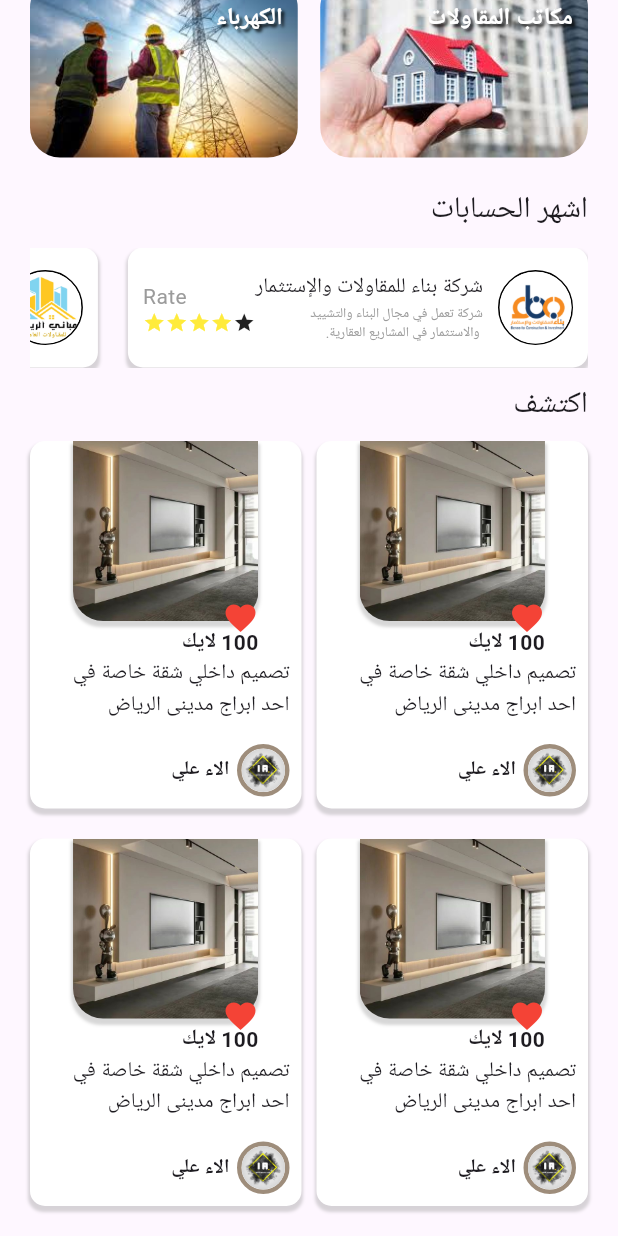
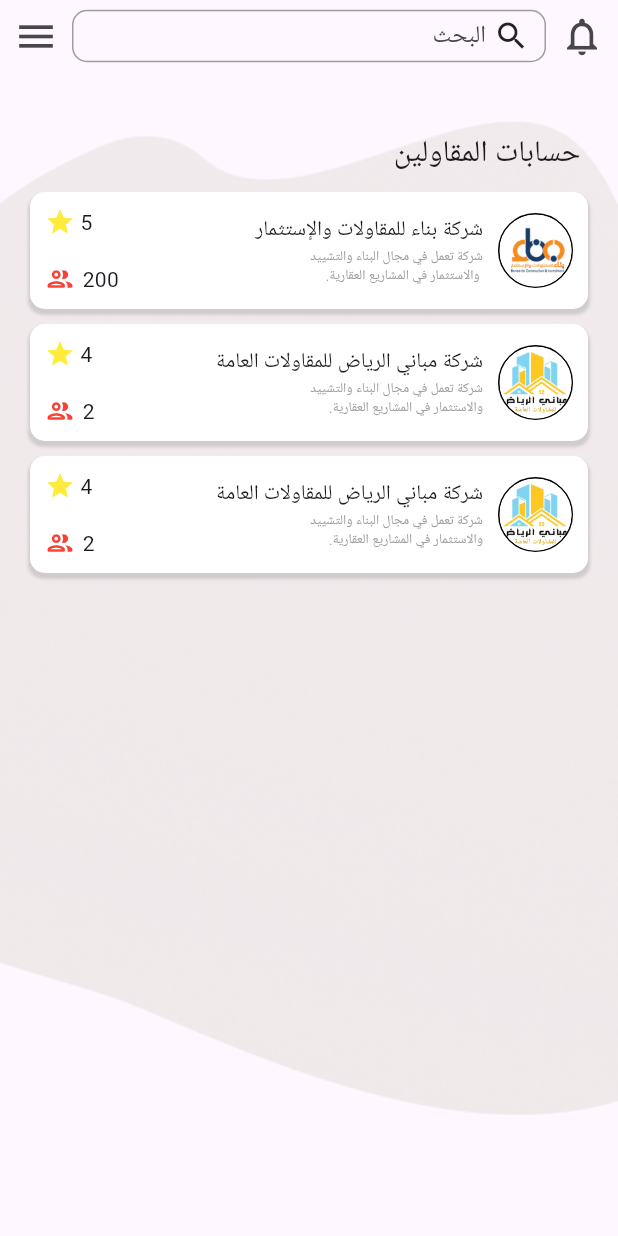
Before and after one commit to flutterCampTeam3/bunya-app, a Flutter app: the screen it shows after launch, scrolled down 228 dp, after a tap on "مكاتب المقاولات", on a phone screen of 412 x 824 dp. Run offline on Flutter 3.47's test engine with Material 3 defaults, Android fonts, the phone set to English and light mode, and no system bars; our stand-ins replace bloc, device_preview, flutter_bloc, flutter_dotenv, flutter_otp_text_field, get_it and 4 more; accounts and stored records are empty; project files that could hold a hidden picture were left out.

Commit message:
account_list and update the homepage

```diff
--- a/lib/main.dart
+++ b/lib/main.dart
@@ -1,3 +1,4 @@
+import 'package:bunya_app/pages/costumer_pages/home_page/accounts_list/account_list.dart';
 import 'package:device_preview/device_preview.dart';
 import 'package:flutter/material.dart';
 import 'package:bunya_app/pages/costumer_pages/categories_page/categories_page.dart';
--- /dev/null
+++ b/lib/pages/costumer_pages/home_page/accounts_list/account_list.dart
@@ -0,0 +1,111 @@
+import 'package:bunya_app/helper/colors.dart';
+import 'package:bunya_app/helper/extintion.dart';
+import 'package:bunya_app/helper/sized.dart';
+import 'package:bunya_app/pages/costumer_pages/home_page/home_page.dart';
+import 'package:bunya_app/pages/costumer_pages/home_page/widgets/account_list_Widget.dart';
+import 'package:bunya_app/pages/costumer_pages/home_page/widgets/accounts_home_widget.dart';
+import 'package:bunya_app/pages/costumer_pages/home_page/widgets/appbar_widget.dart';
+import 'package:bunya_app/pages/costumer_pages/home_page/widgets/image_widget.dart';
+import 'package:bunya_app/pages/costumer_pages/home_page/widgets/post_widget.dart';
+import 'package:bunya_app/pages/intro%20pages/first_intro.dart';
+import 'package:flutter/cupertino.dart';
+import 'package:flutter/material.dart';
+import 'package:flutter/rendering.dart';
+import 'package:flutter/widgets.dart';
+import 'package:google_fonts/google_fonts.dart';
+
+class ConstraintAccountList extends StatelessWidget {
+  const ConstraintAccountList({Key? key});
+
+  @override
+  Widget build(BuildContext context) {
+    return Directionality(
+      textDirection: TextDirection.rtl,
+      child: Scaffold(
+        body: Stack(
+          children: [
+            // Background Image
+            Positioned.fill(
+              child: Image.asset(
+                'assets/images/introv4.png', // Your image path
+                // fit: BoxFit.cover,
+              ),
+            ),
+            SingleChildScrollView(
+              child: SafeArea(
+                child: Column(
+                  children: [
+                    const AppBarWidget(),
+                    Padding(
+                      padding: const EdgeInsets.all(20.0),
+                      child: Column(
+                        children: [
+                          gapH20,
+                          const Row(
+                            mainAxisAlignment: MainAxisAlignment.start,
+                            children: [
+                              Text(
+                                " حسابات المقاولين",
+                                style: TextStyle(fontSize: 20),
+                              ),
+                            ],
+                          ),
+                          gapH10,
+                          SizedBox(
+                            height: 800,
+                            child: ListView(
+                              scrollDirection: Axis.vertical,
+                              children: [
+                                AccountListWidget(
+                                  path: 'assets/images/benaa_cpmpany.png',
+                                  title: "شركة بناء للمقاولات والإستثمار",
+                                  description:
+                                      "شركة تعمل في مجال البناء والتشييد\n والاستثمار في المشاريع العقارية.",
+                                  rate: 5,
+                                  followers: 200,
+                                  onTap: () {
+                                    context.pushAndRemove(HomePage());
+                                  },
+                                ),
+                                gapWe20,
+                                gapH10,
+                                AccountListWidget(
+                                  path: 'assets/images/mabany.png',
+                                  title: "شركة مباني الرياض للمقاولات العامة",
+                                  description:
+                                      "شركة تعمل في مجال البناء والتشييد \nوالاستثمار في المشاريع العقارية.",
+                                  rate: 4,
+                                  followers: 2,
+                                  onTap: () {
+
+                                  },
+                                ),
+                                gapWe20,
+                                gapH10,
+                                AccountListWidget(
+                                  path: 'assets/images/mabany.png',
+                                  title: "شركة مباني الرياض للمقاولات العامة",
+                                  description:
+                                      "شركة تعمل في مجال البناء والتشييد \nوالاستثمار في المشاريع العقارية.",
+                                  rate: 4,
+                                  followers: 2,
+                                  onTap: () {
+
+                                  },
+                                ),
+                              ],
+                            ),
+                          ),
+                        ],
+                      ),
+                    )
+                  ],
+                ),
+              ),
+            ),
+          ],
+        ),
+      ),
+    );
+  }
+}
--- /dev/null
+++ b/lib/pages/costumer_pages/home_page/widgets/account_list_Widget.dart
@@ -0,0 +1,105 @@
+import 'package:flutter/material.dart';
+
+class AccountListWidget extends StatelessWidget {
+  AccountListWidget({
+    Key? key,
+    required this.description,
+    required this.path,
+    required this.title,
+    required this.rate,
+    required this.followers,
+    required this.onTap,
+  }) : super(key: key);
+
+  final String path;
+  final String title;
+  final String description;
+  final int rate;
+  final int followers;
+  final VoidCallback onTap;
+
+  @override
+  Widget build(BuildContext context) {
+    return GestureDetector(
+      onTap: onTap,
+      child: Container(
+        decoration: BoxDecoration(
+          borderRadius: BorderRadius.circular(10),
+          color: Colors.white,
+          boxShadow: [
+            BoxShadow(
+              color: Colors.grey.withOpacity(0.4),
+              spreadRadius: 1,
+              blurRadius: 1,
+              offset: const Offset(0, 3),
+            ),
+          ],
+        ),
+        child: Padding(
+          padding: const EdgeInsets.all(10.0),
+          child: Row(
+            children: [
+              Container(
+                width: 50,
+                height: 50,
+                decoration: BoxDecoration(
+                  shape: BoxShape.circle,
+                  border: Border.all(
+                    color: Colors.black,
+                    width: 1,
+                  ),
+                ),
+                child: ClipOval(
+                  child: Image.asset(
+                    path,
+                    fit: BoxFit.cover,
+                  ),
+                ),
+              ),
+              SizedBox(width: 10),
+              Expanded(
+                child: Column(
+                  crossAxisAlignment: CrossAxisAlignment.start,
+                  children: [
+                    Text(title),
+                    Text(
+                      description,
+                      style: TextStyle(fontSize: 9, color: Colors.grey),
+                    ),
+                  ],
+                ),
+              ),
+              Column(
+                crossAxisAlignment: CrossAxisAlignment.end,
+                children: [
+                  Row(
+                    children: [
+                      Text('$rate '),
+                      Icon(
+                        Icons.star,
+                        color: Colors.yellow,
+                        size: 20,
+                      ),
+                    ],
+                  ),
+                  Divider(height: 18, thickness: 1, color: Colors.grey),
+                  Row(
+                    children: [
+                      Text('$followers'),
+                      SizedBox(width: 5),
+                      Icon(
+                        Icons.people_outline_rounded,
+                        color: Colors.red,
+                        size: 20,
+                      ),
+                    ],
+                  ),
+                ],
+              ),
+            ],
+          ),
+        ),
+      ),
+    );
+  }
+}
--- a/lib/pages/costumer_pages/home_page/widgets/image_widget.dart
+++ b/lib/pages/costumer_pages/home_page/widgets/image_widget.dart
@@ -15,7 +15,7 @@ class ImageWidget extends StatelessWidget {
   Widget build(BuildContext context) {
     return Expanded(
       child: InkWell(
-        onTap: () {},
+        onTap: onTap,
         child: Stack(
           children: [
             ClipRRect(
--- a/pubspec.yaml
+++ b/pubspec.yaml
@@ -4,8 +4,8 @@ publish_to: 'none'
 version: 0.1.0
 
 environment:
-  sdk: '>=3.4.0-99.1.beta <4.0.0'
-  # sdk: 3.3.2
+  #sdk: '>=3.4.0-99.1.beta <4.0.0'
+   sdk: 3.3.2
 
 dependencies:
   flutter:
@@ -28,6 +28,7 @@ dependencies:
   glass: ^2.0.0+1
   glassmorphism_ui: ^0.3.0
   device_preview: ^1.1.0
+  onboarding: ^4.0.2
 
 dev_dependencies:
   flutter_test:
```
Also changed, not shown: lib/pages/costumer_pages/home_page/accounts_list/desgin_account.dart (added, +95 -0 lines), lib/pages/costumer_pages/home_page/accounts_list/electric_account.dart (added, +108 -0 lines), lib/pages/costumer_pages/home_page/accounts_list/tools_account.dart (added, +108 -0 lines), lib/pages/costumer_pages/home_page/home_page.dart (+18 -4 lines), assets/images/alaa.png (added), assets/images/rasha.png (added), pubspec.lock.
